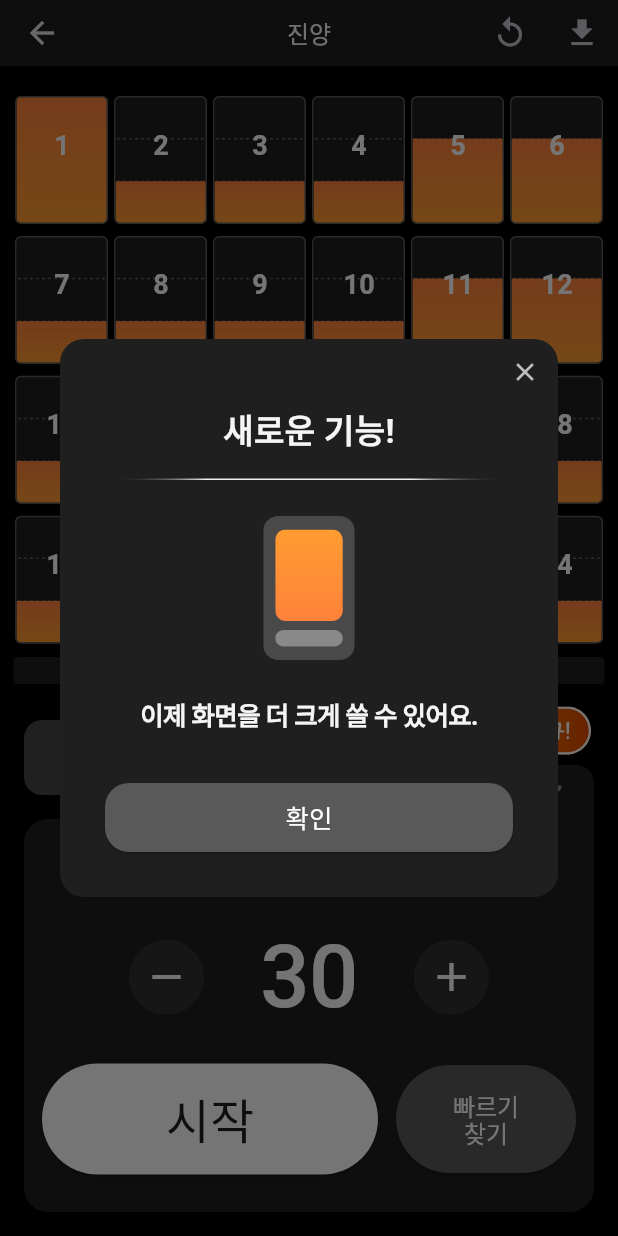
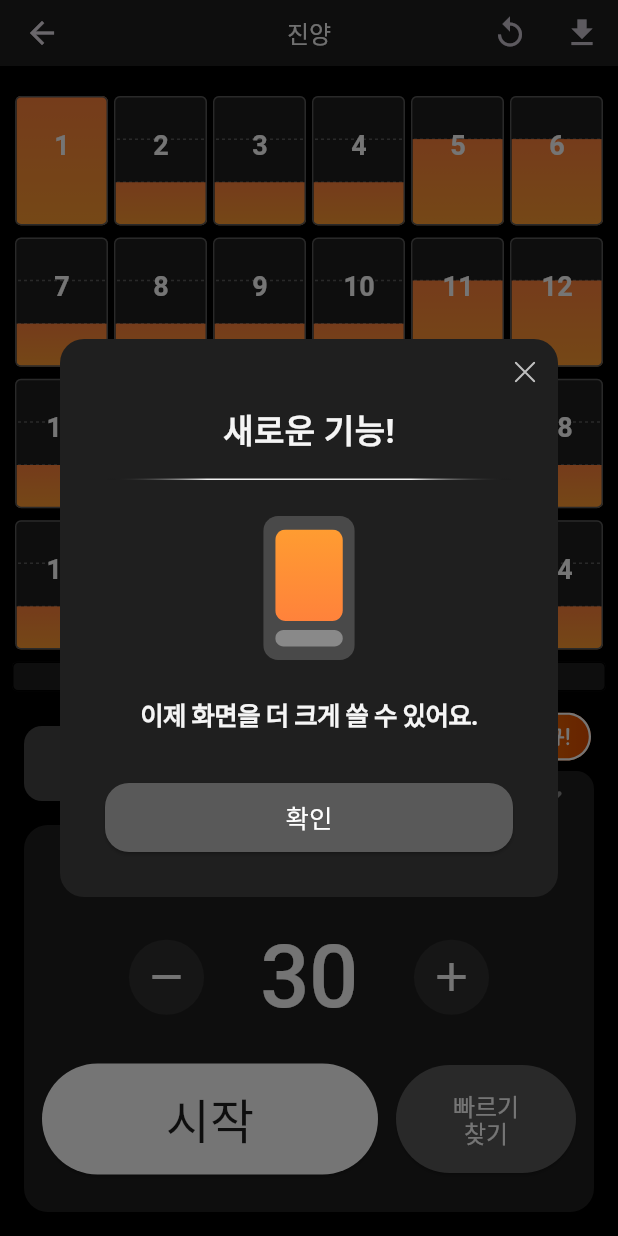
Before and after one commit to Team-Hanbae/Hanbae-Flutter, a Flutter app: the screen it shows after launch, after a tap on "진양", on a phone screen of 412 x 824 dp. Run offline on Flutter 3.47's test engine with Material 3 defaults, Android fonts, the phone set to English and light mode, and no system bars; our stand-ins replace equatable, flutter_bloc, flutter_svg, hive, hive_flutter, lottie and 2 more; missing offline and left inert: animated_size_and_fade, hero_animation; accounts and stored records are empty; Roboto replaces fonts that are missing (Pretendard); statements that could not run were skipped.

Commit message:
xmark svg로 변경, 슬라이더 제스처 영역 확대 작업

```diff
--- a/lib/presentation/metronome/metronome_control.dart
+++ b/lib/presentation/metronome/metronome_control.dart
@@ -42,14 +42,26 @@ class _MetronomeControlState extends State<MetronomeControl> {
       child: Center(
         child: Padding(
           padding: const EdgeInsets.symmetric(vertical: 24),
+          child: GestureDetector(
+            onHorizontalDragUpdate: (direction) {
+              if (direction.delta.dx < 0) {
+                final bpm = context.read<MetronomeBloc>().state.bpm;
+                final gap = ((bpm - 1) ~/ 2 * 2) - bpm;
+                context.read<MetronomeBloc>().add(ChangeBpm(gap));
+              } else if (direction.delta.dx > 0) {
+                final bpm = context.read<MetronomeBloc>().state.bpm;
+                final gap = ((bpm + 2) ~/ 2 * 2) - bpm;
+                context.read<MetronomeBloc>().add(ChangeBpm(gap));
+              }
+            },
             child: Column(
-            mainAxisAlignment: MainAxisAlignment.center,
               children: [
                 AnimatedContainer(
-                duration: Duration(milliseconds: 500),
-                height: minimum ? 0 : 32,
-                child: Align(
-                  alignment: Alignment.center,
+                  duration: Duration(milliseconds: 300),
+                  width: double.infinity,
+                  height: minimum ? 0 : 28,
+                  decoration: BoxDecoration(),
+                  child: Center(
                     child:
                         isTapping
                             ? Container(
@@ -81,6 +93,7 @@ class _MetronomeControlState extends State<MetronomeControl> {
             ),
           ),
         ),
+      ),
     );
   }
 
@@ -101,20 +114,6 @@ class _MetronomeControlState extends State<MetronomeControl> {
                       HeroAnimation.child(
                         tag: '0',
                         key: ValueKey(0),
-                        child: GestureDetector(
-                          onHorizontalDragUpdate: (direction) {
-                            if (direction.delta.dx < 0) {
-                              final bpm =
-                                  context.read<MetronomeBloc>().state.bpm;
-                              final gap = ((bpm - 1) ~/ 2 * 2) - bpm;
-                              context.read<MetronomeBloc>().add(ChangeBpm(gap));
-                            } else if (direction.delta.dx > 0) {
-                              final bpm =
-                                  context.read<MetronomeBloc>().state.bpm;
-                              final gap = ((bpm + 2) ~/ 2 * 2) - bpm;
-                              context.read<MetronomeBloc>().add(ChangeBpm(gap));
-                            }
-                          },
                         child: Row(
                           mainAxisAlignment: MainAxisAlignment.center,
                           children: [
@@ -132,7 +131,6 @@ class _MetronomeControlState extends State<MetronomeControl> {
                             plusButton(),
                             SizedBox(width: 16),
                           ],
-                          ),
                         ),
                       ),
                       SizedBox(width: 8),
@@ -158,20 +156,9 @@ class _MetronomeControlState extends State<MetronomeControl> {
                     HeroAnimation.child(
                       tag: '0',
                       key: ValueKey(0),
-                      child: GestureDetector(
-                        onHorizontalDragUpdate: (direction) {
-                          if (direction.delta.dx < 0) {
-                            final bpm = context.read<MetronomeBloc>().state.bpm;
-                            final gap = ((bpm - 1) ~/ 2 * 2) - bpm;
-                            context.read<MetronomeBloc>().add(ChangeBpm(gap));
-                          } else if (direction.delta.dx > 0) {
-                            final bpm = context.read<MetronomeBloc>().state.bpm;
-                            final gap = ((bpm + 2) ~/ 2 * 2) - bpm;
-                            context.read<MetronomeBloc>().add(ChangeBpm(gap));
-                          }
-                        },
                       child: Row(
                         mainAxisAlignment: MainAxisAlignment.center,
+                        mainAxisSize: MainAxisSize.max,
                         children: [
                           // Minus Button
                           minusButton(),
@@ -184,7 +171,6 @@ class _MetronomeControlState extends State<MetronomeControl> {
                           // Plus Button
                           plusButton(),
                         ],
-                        ),
                       ),
                     ),
 
--- a/lib/presentation/metronome/metronome_options.dart
+++ b/lib/presentation/metronome/metronome_options.dart
@@ -204,7 +204,7 @@ class _MetronomeOptionsState extends State<MetronomeOptions> {
             ),
           ),
         ),
-        SizedBox(width: 14),
+        SizedBox(width: 8),
 
         Column(
           children: [
--- a/lib/utils/dialog.dart
+++ b/lib/utils/dialog.dart
@@ -1,4 +1,5 @@
 import 'package:flutter/material.dart';
+import 'package:flutter_svg/flutter_svg.dart';
 import 'package:hanbae/theme/colors.dart';
 import 'package:hanbae/utils/local_storage.dart';
 import 'package:lottie/lottie.dart';
@@ -20,18 +21,20 @@ class CommonDialog {
               children: [
                 Align(
                   alignment: Alignment.topRight,
-                  child: SizedBox(
-                    width: 44,
-                    height: 44,
-                    child: InkWell(
-                      onTap: () {
-                        Storage().setFirstUserCheck();
-                        Navigator.pop(context);
-                      },
-                      child: Icon(
-                        Icons.close,
-                        size: 20,
-                        color: AppColors.textTertiary,
+                  child: InkWell(
+                    onTap: () {
+                      Storage().setFirstUserCheck();
+                      Navigator.pop(context);
+                    },
+                    child: Padding(
+                      padding: const EdgeInsets.all(15.0),
+                      child: SizedBox(
+                        width: 14,
+                        height: 14,
+                        child: SvgPicture.asset(
+                          'assets/images/icon/x_mark.svg',
+                          fit: BoxFit.contain,
+                        ),
                       ),
                     ),
                   ),
```
Also changed, not shown: assets/images/icon/x_mark.svg (added). Lines whose indentation alone changed are shown as unchanged.
